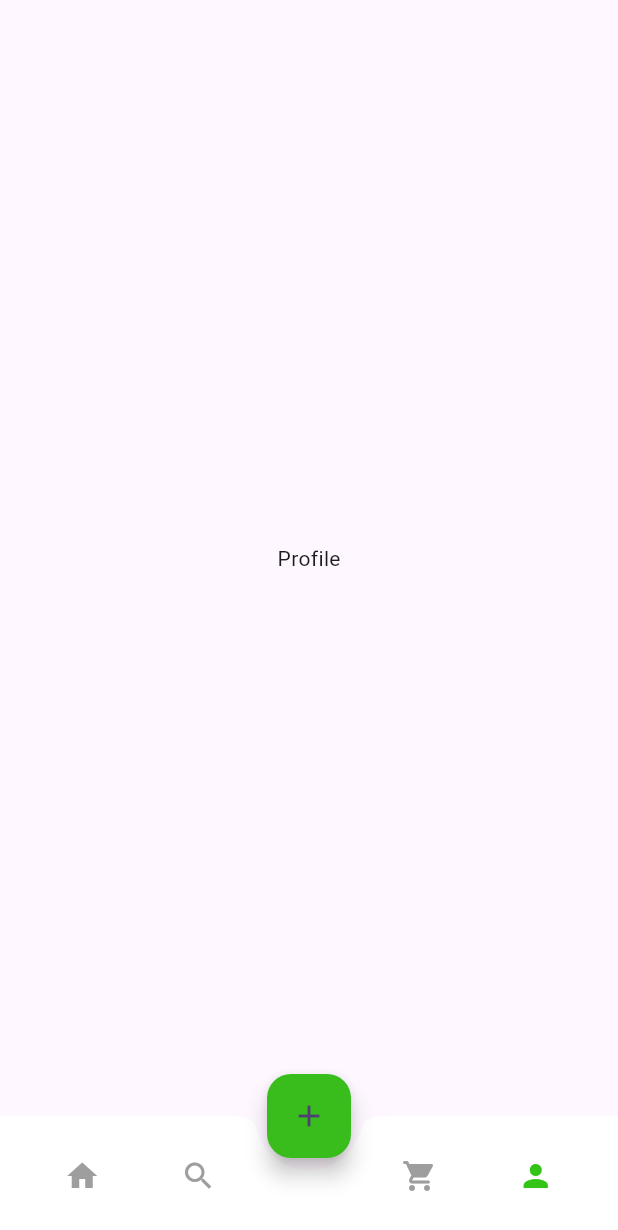
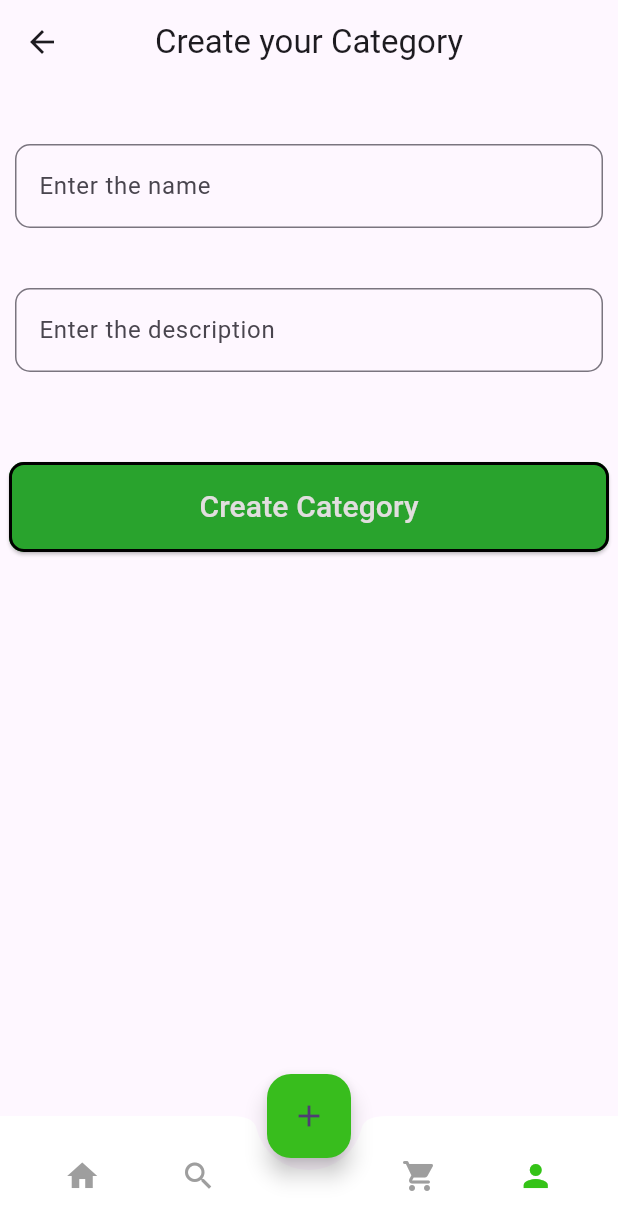
Before and after one commit to nahom-zenebe/Book-store-app, a Flutter app: the Bottomnavbar screen opened directly, item 4 of the bottom bar chosen, on a phone screen of 412 x 824 dp. Shown: the top 1230 px of the screen. Run offline on Flutter 3.47's test engine with Material 3 defaults, Android fonts, the phone set to English and light mode, and no system bars; our stand-ins replace bloc, equatable, flutter_bloc, fluttertoast; network calls fail.

Commit message:
adding the create category page

```diff
--- a/book_store_app/lib/Features/Category/data/Categorydatasource.dart
+++ b/book_store_app/lib/Features/Category/data/Categorydatasource.dart
@@ -3,12 +3,12 @@ import 'package:book_store_app/Features/Category/data/Categorymodel.dart';
 import 'package:book_store_app/Features/Category/domain/Categoryentities.dart';
 import 'package:http/http.dart' as http;
 
-const String baseUrl = "http://localhost:5000/api";
+const String baseUrl = "http://localhost:5000/api/Category";
 
 class Categorydatasource {
   Future<void> createCategory(String name, String description) async {
     try {
-      final response = await http.post(Uri.parse("$baseUrl/createcatgory"),
+      final response = await http.post(Uri.parse("$baseUrl/createCategory"),
           headers: {
             'Content-Type': 'application/json',
           },
@@ -25,7 +25,7 @@ class Categorydatasource {
 
   Future<List<Categorymodel>> getallCategory() async {
     try {
-      final response = await http.get(Uri.parse("$baseUrl/getallcatgory"));
+      final response = await http.get(Uri.parse("$baseUrl/getallcreateCategory"));
 
       if (response.statusCode == 200) {
         final List<dynamic> data = jsonDecode(response.body);
--- a/book_store_app/lib/Features/Category/presentation/Categorystate.dart
+++ b/book_store_app/lib/Features/Category/presentation/Categorystate.dart
@@ -25,6 +25,14 @@ class CategoryLoaded extends Categorystate {
   @override
   List<Object> get props => [Category];
 }
+class CategorySuccess extends Categorystate {
+  final String message;
+
+  const CategorySuccess(this.message);
+
+  @override
+  List<Object> get props => [message];
+}
 
 class CategoryError extends Categorystate {
   final String message;
--- a/book_store_app/lib/main.dart
+++ b/book_store_app/lib/main.dart
@@ -2,6 +2,10 @@ import 'package:book_store_app/Features/Book/data/Bookdatasource.dart';
 import 'package:book_store_app/Features/Book/data/BookrepostoryImp.dart';
 import 'package:book_store_app/Features/Book/presentation/Bookbloc.dart';
 import 'package:book_store_app/Features/Book/presentation/Cartbloc.dart';
+import 'package:book_store_app/Features/Category/data/Categorydatasource.dart';
+import 'package:book_store_app/Features/Category/data/Categoryimplrepository.dart';
+import 'package:book_store_app/Features/Category/domain/Categoryrepository.dart';
+import 'package:book_store_app/Features/Category/presentation/Cateogorybloc.dart';
 import 'package:book_store_app/pages/Landingpage.dart';
 import 'package:flutter/material.dart';
 import 'package:bloc/bloc.dart';
@@ -20,7 +24,8 @@ class MyApp extends StatelessWidget {
     return MultiBlocProvider(
         providers: [
           BlocProvider(create: (context)=>BookBloc(Bookrepostoryimp(bookdatasource:Bookdatasource() ))),
-          BlocProvider(create: (context)=> Cartbloc())
+          BlocProvider(create: (context)=> Cartbloc()),
+          BlocProvider(create: (context)=>Cateogorybloc(Categoryimplrepository(categorydatasource:Categorydatasource() )))
 
         ],
         child: MaterialApp(
--- /dev/null
+++ b/book_store_app/lib/pages/CreateCategorypage.dart
@@ -0,0 +1,86 @@
+import 'package:book_store_app/Features/Category/presentation/Categoryevent.dart';
+import 'package:book_store_app/Features/Category/presentation/Cateogorybloc.dart';
+import 'package:flutter/material.dart';
+import 'package:flutter_bloc/flutter_bloc.dart';
+
+class Createcategorypage extends StatefulWidget {
+  const Createcategorypage({super.key});
+
+  @override
+  State<Createcategorypage> createState() => _MyWidgetState();
+}
+
+class _MyWidgetState extends State<Createcategorypage> {
+  final formkey = GlobalKey<FormState>();
+  TextEditingController _namecontroller = TextEditingController();
+  TextEditingController _descritptioncontroller = TextEditingController();
+
+  void handleCategorycreeate() {
+    if (formkey.currentState!.validate()) {
+
+      final name = _namecontroller.text;
+      final description = _descritptioncontroller.text;
+
+      context.read()<Cateogorybloc>().add(AddCategory(name: name, description: description));
+    }
+  }
+
+  @override
+  Widget build(BuildContext context) {
+    return Scaffold(
+      appBar: AppBar(
+        title: Text("Create your Category"),
+        centerTitle: true,
+      ),
+      body: Form(
+        child: Column(
+          children: [
+            SizedBox(
+              height: 40,
+            ),
+            Container(
+              margin: EdgeInsets.only(left: 10, right: 10),
+              child: TextFormField(
+                controller: _namecontroller,
+                decoration: InputDecoration(
+                    hintText: "Enter the name",
+                    border: OutlineInputBorder(
+                        borderRadius: BorderRadius.circular(10))),
+              ),
+            ),
+            SizedBox(
+              height: 40,
+            ),
+            Container(
+              margin: EdgeInsets.only(left: 10, right: 10),
+              child: TextFormField(
+                controller: _descritptioncontroller,
+                decoration: InputDecoration(
+                    hintText: "Enter the description",
+                    border: OutlineInputBorder(
+                        borderRadius: BorderRadius.circular(10))),
+              ),
+            ),
+            SizedBox(
+              height: 60,
+            ),
+            ElevatedButton(
+                onPressed: () {},
+                style: ElevatedButton.styleFrom(
+                    minimumSize: Size(400, 60),
+                    shape: RoundedRectangleBorder(
+                        borderRadius: BorderRadius.circular(10)),
+                    backgroundColor: const Color.fromARGB(255, 41, 163, 45),
+                    side: BorderSide(color: Colors.black, width: 2)),
+                child: Text(
+                  "Create Category",
+                  style: TextStyle(
+                      color: const Color.fromARGB(255, 225, 222, 222),
+                      fontSize: 20.0),
+                ))
+          ],
+        ),
+      ),
+    );
+  }
+}
--- a/book_store_app/lib/widgets/BottomNavBar.dart
+++ b/book_store_app/lib/widgets/BottomNavBar.dart
@@ -1,6 +1,7 @@
 import 'package:book_store_app/Features/Book/presentation/pages/Bookpages.dart';
 import 'package:book_store_app/pages/Cartpage.dart';
 import 'package:book_store_app/pages/CreateBook.dart';
+import 'package:book_store_app/pages/CreateCategorypage.dart';
 import 'package:flutter/material.dart';
 
 class Bottomnavbar extends StatefulWidget {
@@ -17,7 +18,7 @@ class _BottomnavbarState extends State<Bottomnavbar> {
     Bookpages(),
     Center(child: Text("Search")),
     Cartpage(),
-    Center(child: Text("Profile")),
+   Createcategorypage(),
   ];
 
   @override
```
Also changed, not shown: book_store_app/lib/Features/Category/presentation/DisplayCategorypage.dart (added), 1 other file.
